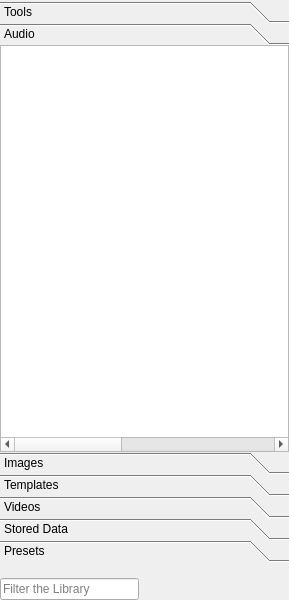
Old version of the form src/Widgets/Library/LibraryWidget.ui in the repository CasparCG/client.
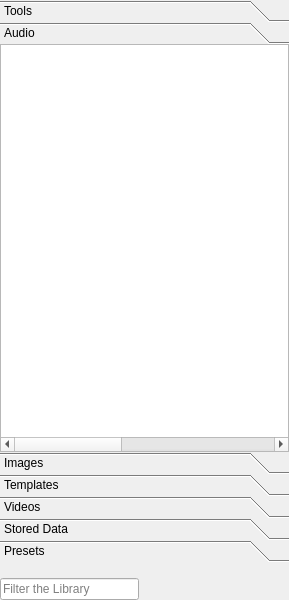
New version of the form. The open tabs and pages were chosen to show the change. Custom widgets are drawn as their Qt base class.

Diff of the .ui file:
```diff
--- a/src/Widgets/Library/LibraryWidget.ui
+++ b/src/Widgets/Library/LibraryWidget.ui
@@ -23,16 +23,7 @@
    <property name="spacing">
     <number>0</number>
    </property>
-   <property name="leftMargin">
-    <number>0</number>
-   </property>
-   <property name="topMargin">
-    <number>1</number>
-   </property>
-   <property name="rightMargin">
-    <number>0</number>
-   </property>
-   <property name="bottomMargin">
+   <property name="margin">
     <number>0</number>
    </property>
    <item>
@@ -260,8 +251,8 @@
        <rect>
         <x>0</x>
         <y>0</y>
-        <width>289</width>
-        <height>414</height>
+        <width>96</width>
+        <height>64</height>
        </rect>
       </property>
       <attribute name="label">
```
Left out of the diff: 22 changed lines with no effect on the pictures.
